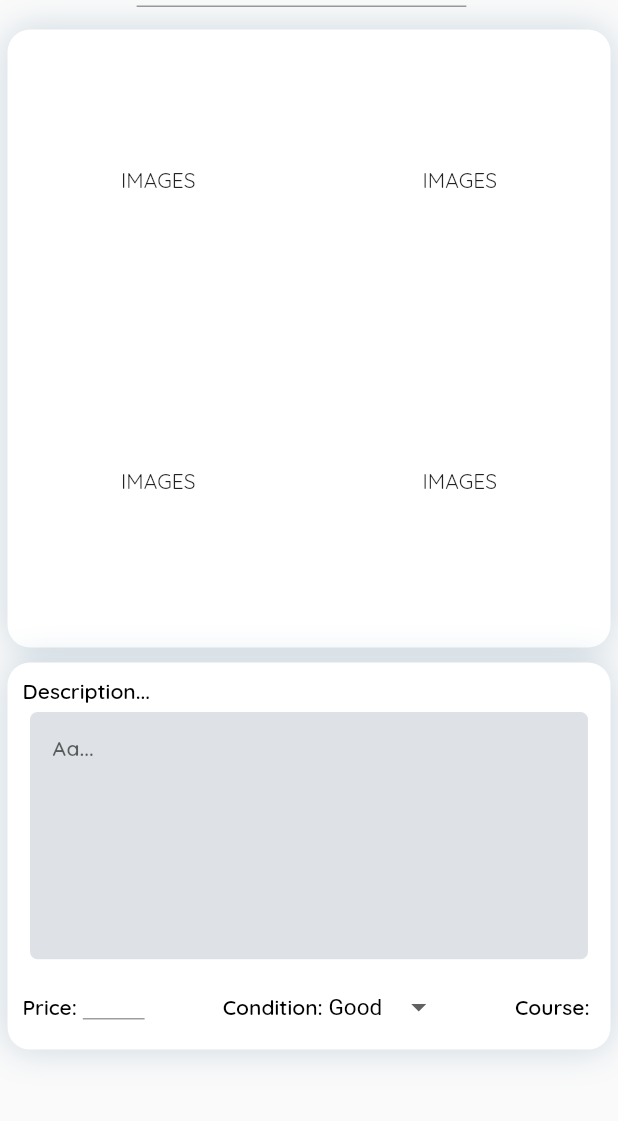
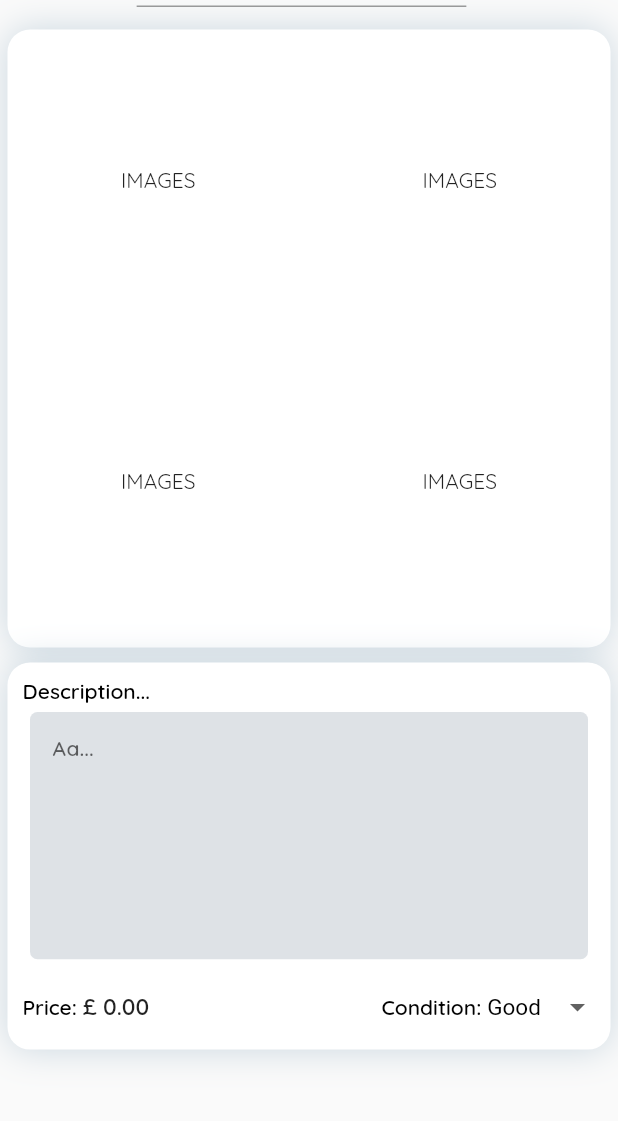
Before and after one commit to l-thatcher/Biblio, a Flutter app: the NewPostpage screen opened directly, on a phone screen of 412 x 824 dp, the part 80-1201 px from its top. Run offline on Flutter 3.47's test engine with Material 2 defaults, Android fonts, the phone set to English and light mode, and no system bars; our stand-ins replace cloud_firestore, firebase_auth, firebase_core, flutter_keyboard_visibility, flutter_masked_text2, google_fonts and 1 more; missing offline and left inert: flutter_facebook_auth, twitter_login; accounts and stored records are empty; generated files the repository leaves out were written again.

Commit message:
redid the new post page front end as was far too buggy

```diff
--- a/lib/widgets/post_details.dart
+++ b/lib/widgets/post_details.dart
@@ -1,7 +1,7 @@
 import 'package:flutter/cupertino.dart';
 import 'package:flutter/material.dart';
 import 'package:biblio_files/Styles/constants.dart';
-
+import 'package:flutter_masked_text2/flutter_masked_text2.dart';
 
 
 class PostDetails extends StatefulWidget {
@@ -14,6 +14,8 @@ class PostDetails extends StatefulWidget {
 class _PostDetailsState extends State<PostDetails> {
 
   String dropdownValue = "Good";
+  var priceController = new MoneyMaskedTextController(decimalSeparator: '.', thousandSeparator: ',', leftSymbol: '\£ ');
+
 
   @override
   Widget build(BuildContext context) {
@@ -68,11 +70,14 @@ class _PostDetailsState extends State<PostDetails> {
                 children: [
                   Text("Price: ", style: constants.regularText,),
                   Container(
-                    width: MediaQuery.of(context).size.width * 0.1,
-                    height: MediaQuery.of(context).size.height * 0.02,
+                    width: MediaQuery.of(context).size.width * 0.3,
                     child: TextField(
-                      keyboardType: TextInputType.number,
-                      style: TextStyle(fontSize: 15, fontWeight: FontWeight.w600),
+                        controller: priceController,
+                        keyboardType: TextInputType.number,
+                        decoration: InputDecoration(
+                          border: InputBorder.none,
+                        ),
+                        style: TextStyle(fontSize: 15, fontWeight: FontWeight.w600),
                     ),
                   ),
                 ],
@@ -101,12 +106,6 @@ class _PostDetailsState extends State<PostDetails> {
                   ),
                 ],
               ),
-
-              Row(
-                children: [
-                  Text("Course: ", style: constants.regularText,),
-                ],
-              )
 
             ],
           ),
--- a/pubspec.yaml
+++ b/pubspec.yaml
@@ -44,6 +44,7 @@ dependencies:
   flutter_facebook_auth: ^3.5.0
   twitter_login: ^4.0.1
   flutter_keyboard_visibility: ^5.1.0
+  flutter_masked_text2: ^0.9.1
 
 #messaging dependencies:
   flutter_bloc: ^8.0.0
```
Also changed, not shown: pubspec.lock.
